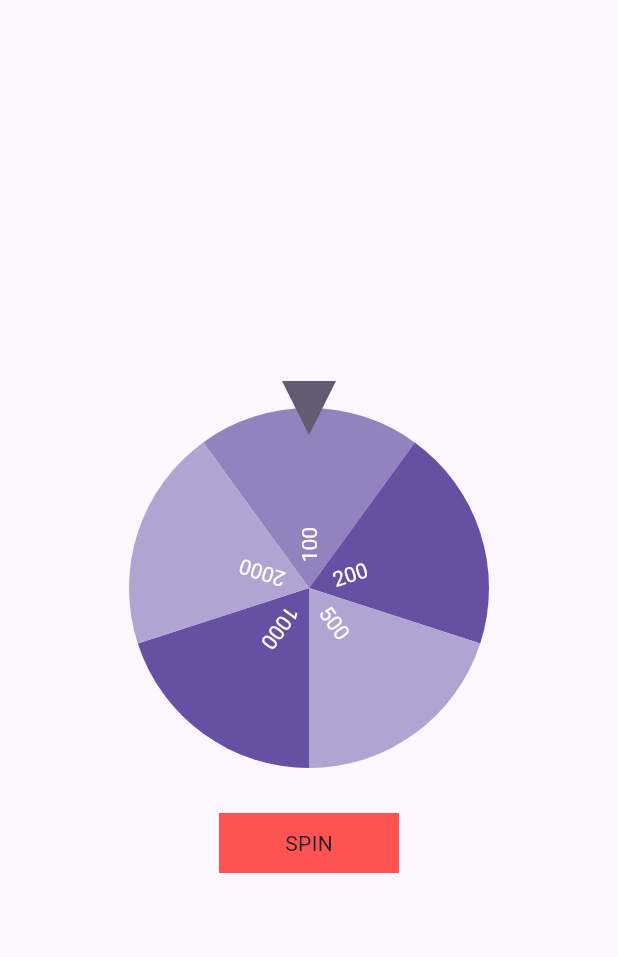
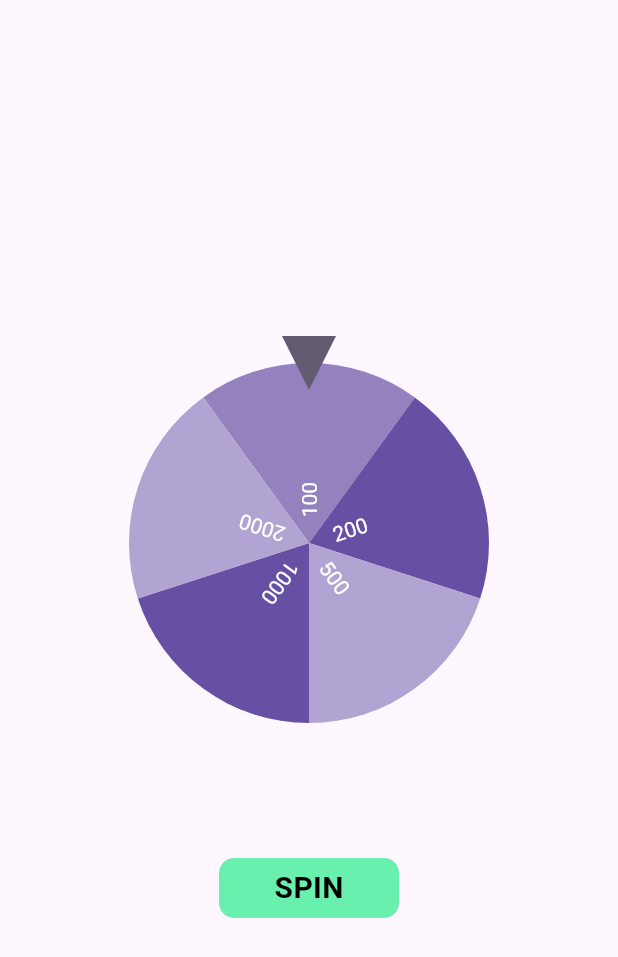
Before and after one commit to Himal-Thapa1/project_tyche, a Flutter app: the screen it shows after launch, on a phone screen of 412 x 824 dp. Shown: the top 957 px of the screen. Run offline on Flutter 3.47's test engine with Material 3 defaults, Android fonts, the phone set to English and light mode, and no system bars; drawn by our look-alikes of flutter_fortune_wheel; our stand-ins replace rxdart.

Commit message:
made some changes

```diff
--- a/lib/spinwheelscreen.dart
+++ b/lib/spinwheelscreen.dart
@@ -13,9 +13,7 @@
   final selected = BehaviorSubject<int>();
   int rewards = 0;
 
-  List<int> items = [
-    100, 200, 500, 1000, 2000
-  ];
+  List<int> items = [100, 200, 500, 1000, 2000];
 
   @override
   void dispose() {
@@ -37,7 +35,7 @@
                 selected: selected.stream,
                 animateFirst: false,
                 items: [
-                  for(int i = 0; i < items.length; i++)...<FortuneItem>{
+                  for (int i = 0; i < items.length; i++) ...<FortuneItem>{
                     FortuneItem(child: Text(items[i].toString())),
                   },
                 ],
@@ -53,6 +51,9 @@
                 },
               ),
             ),
+            const SizedBox(
+              height: 60,
+            ),
             GestureDetector(
               onTap: () {
                 setState(() {
@@ -62,9 +63,19 @@
               child: Container(
                 height: 40,
                 width: 120,
-                color: Colors.redAccent,
+                decoration: BoxDecoration(
+                  color: Colors.greenAccent,
+                  borderRadius: BorderRadius.circular(10),
+                ),
                 child: const Center(
-                  child: Text("SPIN"),
+                  child: Text(
+                    "SPIN",
+                    style: TextStyle(
+                      color: Colors.black,
+                      fontWeight: FontWeight.bold,
+                      fontSize: 20,
+                    ),
+                  ),
                 ),
               ),
             ),
```
Also changed, not shown: lib/main.dart (+1 -95 lines).
